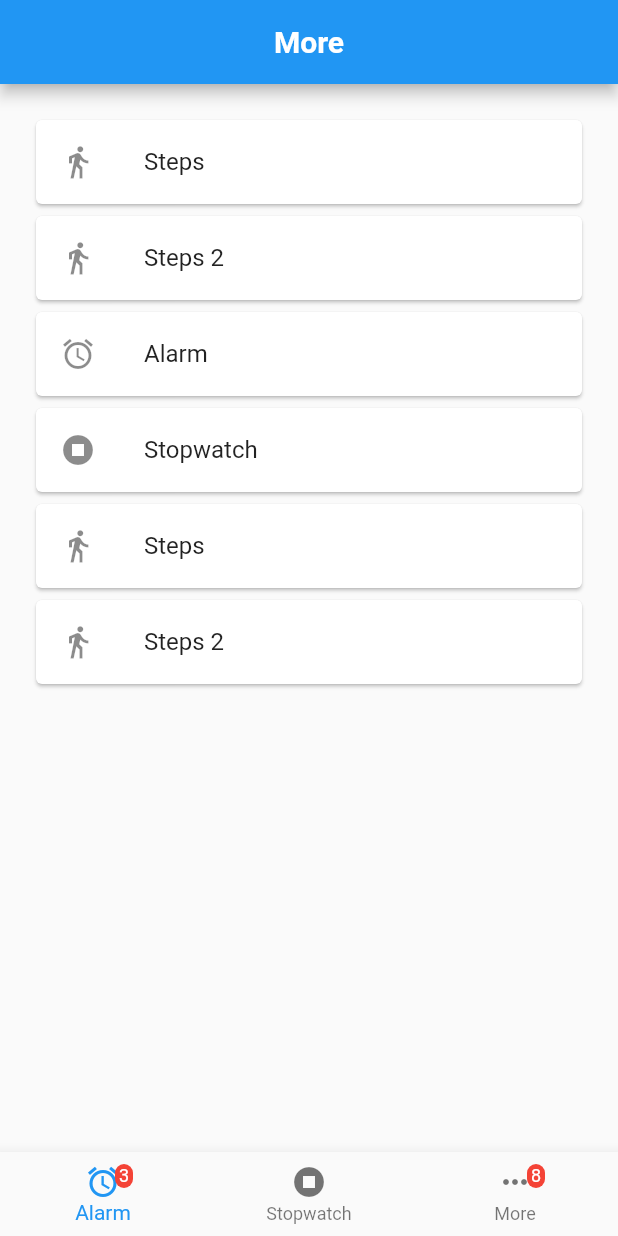
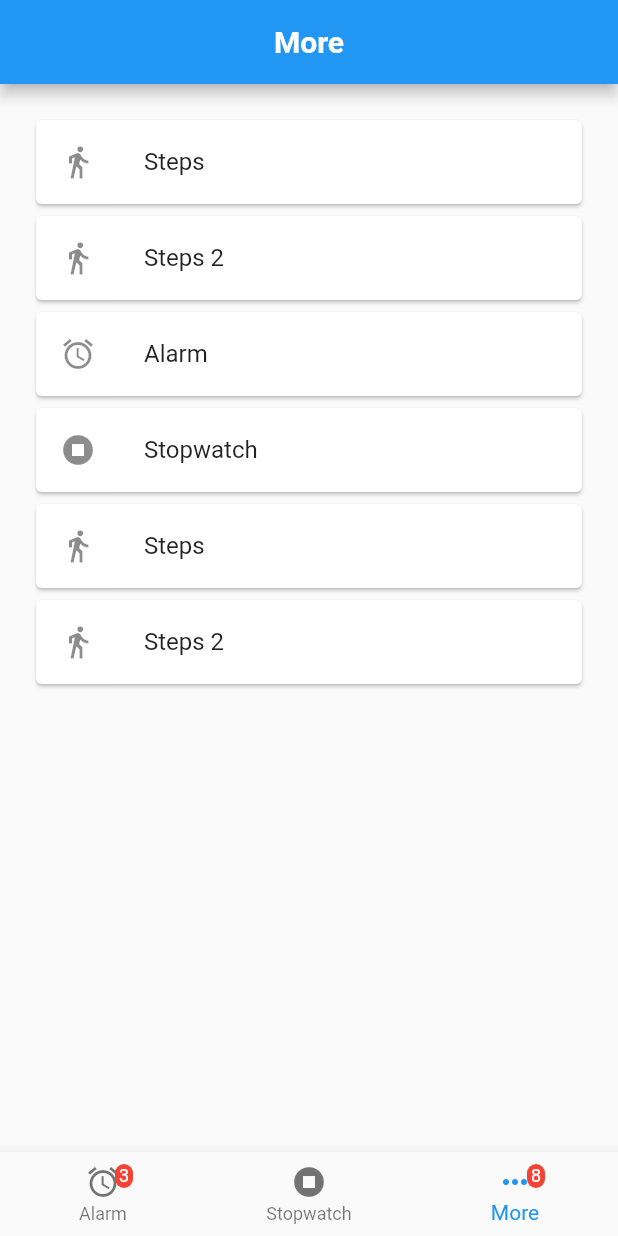
Before and after one commit to cu-apps/adaptable_scaffold, a Flutter app: the screen it shows after launch, item 3 of the bottom bar chosen, on a phone screen of 412 x 824 dp. Run offline on Flutter 3.47's test engine with Material 2 defaults, Android fonts, the phone set to English and light mode, and no system bars.

Commit message:
Fix errors and update example

```diff
--- a/example/lib/tab_bar_more_page.dart
+++ b/example/lib/tab_bar_more_page.dart
@@ -9,11 +9,11 @@ class TabBarMorePage extends StatelessWidget {
   final Function(int)? onNavigationItemPressed;
   final Function hideTabBar;
 
-  Widget getMenuItem(Icon leadingIcon, String title, Widget? pageToNavigateTo,
+  Widget getMenuItem(Icon? leadingIcon, String title, Widget? pageToNavigateTo,
       bool bodyShouldScroll, BuildContext context, int index) {
     return Card(
       child: ListTile(
-        leading: Icon(leadingIcon.icon),
+        leading: (leadingIcon?.icon != null) ? Icon(leadingIcon!.icon) : null,
         title: Text(title),
         onTap: () {
           if (onNavigationItemPressed != null) {
@@ -65,7 +65,7 @@ class TabBarMorePage extends StatelessWidget {
         child: Column(
             children: navItemsToShow
                 .mapIndexed((index, element) => getMenuItem(
-                element.icon, element.label, element.page, element.shouldScroll, context, index + numberOfTabsVisible))
+                element.icon, element.title, element.page, element.shouldScroll, context, index + numberOfTabsVisible))
                 .toList()),
       ),
     );
--- a/lib/adaptable_scaffold.dart
+++ b/lib/adaptable_scaffold.dart
@@ -14,11 +14,13 @@ class AdaptableScaffold extends StatefulWidget {
       {this.pageIndex = 0,
       this.onNavigationItemPressed,
       this.navigationItems = const [],
+      this.bodyNavItem,
       this.showNavOnlyOnWeb = false,
       this.preferredWidth = 500,
       this.maxContentWidth = 600,
       this.webButtonWidth = 180,
       this.largeViewWidthThreshold = 800,
+      this.appBarTitleActions,
       this.webBodyLayoutBuilder,
       required this.tabBarMoreBuilder,
       this.webHeadingBuilder,
@@ -33,11 +35,13 @@ class AdaptableScaffold extends StatefulWidget {
   final int pageIndex;
   final Function(int)? onNavigationItemPressed;
   final List<NavigationItem> navigationItems;
+  final NavigationItem? bodyNavItem;
   final bool showNavOnlyOnWeb;
   final double preferredWidth;
   final double maxContentWidth;
   final double webButtonWidth;
   final double largeViewWidthThreshold;
+  final List<Widget>? appBarTitleActions;
 
   // All navigation items, how many nav items are shown in standard view already, hideTabBarCallback, onNavigationItemPressed
   final Widget Function(List<NavigationItem>, int, Function, Function(int)?)
@@ -58,16 +62,19 @@ class AdaptableScaffold extends StatefulWidget {
       bool shouldShowAppStyleNav)? webBodyLayoutBuilder;
   final int maxAppTabsVisible;
   final Widget? overlayWidget;
+
+  // title, actions, leadingWidget
   final PreferredSizeWidget Function(String, List<Widget>?, Widget?)?
       appBarBuilder;
 
-  // title, actions, leadingWidget, navItems, navItemPressed, numberOfVisibleTabsChanged, buttonWidth, buttonBuilder
+  // title, actions, leadingWidget, navItems, navItemPressed, moreTabItemPressed, numberOfVisibleTabsChanged, buttonWidth, buttonBuilder
   final PreferredSizeWidget Function(
       String,
       List<Widget>?,
       Widget?,
       List<NavigationItem>,
       Function(int)?,
+      Function,
       Function(int)?,
       double,
       Widget Function(String, double))? webBarBuilder;
@@ -82,13 +89,15 @@ class _AdaptableScaffoldState extends State<AdaptableScaffold> {
 
   void _setNumberOfTabs(int numOfTabs) {
     _numberOfTabsVisible = numOfTabs;
-    print(_numberOfTabsVisible);
   }
 
   NavigationItem get currentNavigationItem {
+    if (widget.bodyNavItem != null) {
+      return widget.bodyNavItem!;
+    } else {
       return (_shouldShowMorePage)
           ? NavigationItem(
-            icon: Icon(Icons.more_horiz),
+              icon: const Icon(Icons.more_horiz),
               label: "More",
               title: "More",
               page: widget.tabBarMoreBuilder(
@@ -98,6 +107,7 @@ class _AdaptableScaffoldState extends State<AdaptableScaffold> {
                 });
               }, widget.onNavigationItemPressed))
           : widget.navigationItems[widget.pageIndex];
+    }
   }
 
   int _getNumberOfAppTabsVisible() {
@@ -123,11 +133,14 @@ class _AdaptableScaffoldState extends State<AdaptableScaffold> {
             navItems: widget.navigationItems,
             context: context),
         body: _getBody(shouldShowAppStyleNav, context, constraints),
-        bottomNavigationBar: (shouldShowAppStyleNav && !widget.showNavOnlyOnWeb)
+        bottomNavigationBar: (shouldShowAppStyleNav &&
+                !widget.showNavOnlyOnWeb &&
+                widget.navigationItems.length > 1)
             ? BottomNavigationBar(
                 type: BottomNavigationBarType.fixed,
-                currentIndex:
-                    min(widget.pageIndex, widget.maxAppTabsVisible - 1),
+                currentIndex: (_shouldShowMorePage)
+                    ? widget.maxAppTabsVisible - 1
+                    : min(widget.pageIndex, widget.maxAppTabsVisible - 1),
                 selectedItemColor: Theme.of(context).primaryColor,
                 items: _getBottomNavigationBarItems(),
                 onTap: (index) {
@@ -180,18 +193,18 @@ class _AdaptableScaffoldState extends State<AdaptableScaffold> {
                 Positioned(
                   right: 0,
                   child: Container(
-                    padding: EdgeInsets.all(1),
+                    padding: const EdgeInsets.all(1),
                     decoration: BoxDecoration(
                       color: Colors.red,
                       borderRadius: BorderRadius.circular(6),
                     ),
-                    constraints: BoxConstraints(
+                    constraints: const BoxConstraints(
                       minWidth: 12,
                       minHeight: 12,
                     ),
                     child: Text(
                       e.badgeCounter.toString(),
-                      style: TextStyle(
+                      style: const TextStyle(
                         color: Colors.white,
                         fontSize: 12,
                       ),
@@ -268,7 +281,8 @@ class _AdaptableScaffoldState extends State<AdaptableScaffold> {
         return (widget.appBarBuilder == null)
             ? DefaultAppStyleBar(
                 title: currentNavigationItem.title,
-                actions: currentNavigationItem.appBarTitleActions ?? [],
+                actions: (currentNavigationItem.appBarTitleActions ?? []) +
+                    (widget.appBarTitleActions ?? []),
                 leadingWidget: currentNavigationItem.appBarLeadingWidget)
             : widget.appBarBuilder!(
                 currentNavigationItem.title,
@@ -280,7 +294,8 @@ class _AdaptableScaffoldState extends State<AdaptableScaffold> {
       return (widget.webBarBuilder == null)
           ? DefaultWebStyleBar(
               title: currentNavigationItem.title,
-              actions: currentNavigationItem.appBarTitleActions ?? [],
+              actions: (currentNavigationItem.appBarTitleActions ?? []) +
+                  (widget.appBarTitleActions ?? []),
               buttonWidth: widget.webButtonWidth,
               navigationItems: navItems,
               onTabBarItemTapped: (index) {
@@ -293,11 +308,7 @@ class _AdaptableScaffoldState extends State<AdaptableScaffold> {
                 }
               },
               numberOfVisibleTabBarsChanged: _setNumberOfTabs,
-              moreTabItemPressed: () {
-                setState(() {
-                  _shouldShowMorePage = true;
-                });
-              },
+              moreTabItemPressed: _showMorePage,
             )
           : widget.webBarBuilder!(
               currentNavigationItem.title,
@@ -305,6 +316,7 @@ class _AdaptableScaffoldState extends State<AdaptableScaffold> {
               currentNavigationItem.appBarLeadingWidget,
               navItems,
               widget.onNavigationItemPressed,
+              _showMorePage,
               _setNumberOfTabs,
               widget.webButtonWidth,
               widget.webButtonBuilder ??
@@ -319,6 +331,12 @@ class _AdaptableScaffoldState extends State<AdaptableScaffold> {
     }
   }
 
+  void _showMorePage() {
+    setState(() {
+      _shouldShowMorePage = true;
+    });
+  }
+
   bool _getShouldShowAppStyleNav({required double maxWidth}) {
     return !kIsWeb || maxWidth < widget.largeViewWidthThreshold;
   }
@@ -326,8 +344,8 @@ class _AdaptableScaffoldState extends State<AdaptableScaffold> {
 
 class NavigationItem {
   NavigationItem(
-      {required this.icon,
-      required this.label,
+      {this.icon,
+      this.label,
       required this.title,
       this.page,
       this.urlToOpen,
@@ -336,8 +354,8 @@ class NavigationItem {
       this.badgeCounter,
       this.appBarTitleActions,
       this.appBarLeadingWidget});
-  final Icon icon;
-  final String label;
+  final Icon? icon;
+  final String? label;
   final String title;
   final Widget? page;
   final String? urlToOpen;
```
Also changed, not shown: lib/default_app_bars/default_web_bar_button.dart (+5 -6 lines), lib/default_app_bars/default_web_style_bar.dart (+10 -9 lines), lib/default_web_body/default_web_body.dart (+3 -19 lines), lib/web_body/web_body_content_widget.dart (+36 -14 lines). Lines whose indentation alone changed are shown as unchanged.
